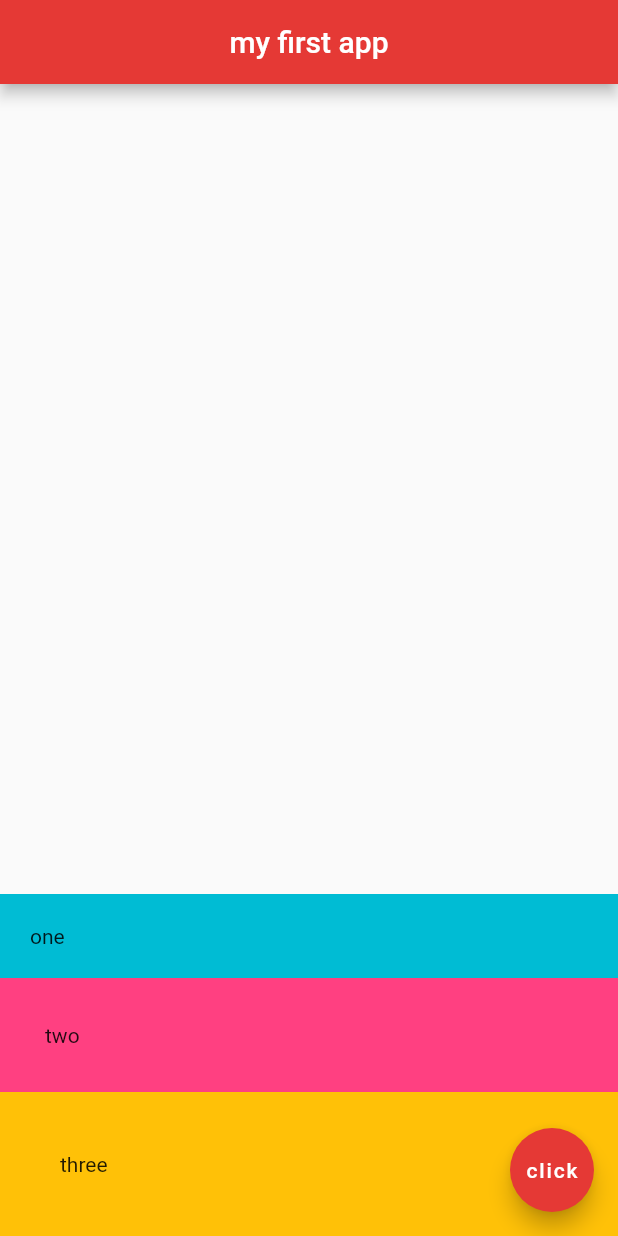
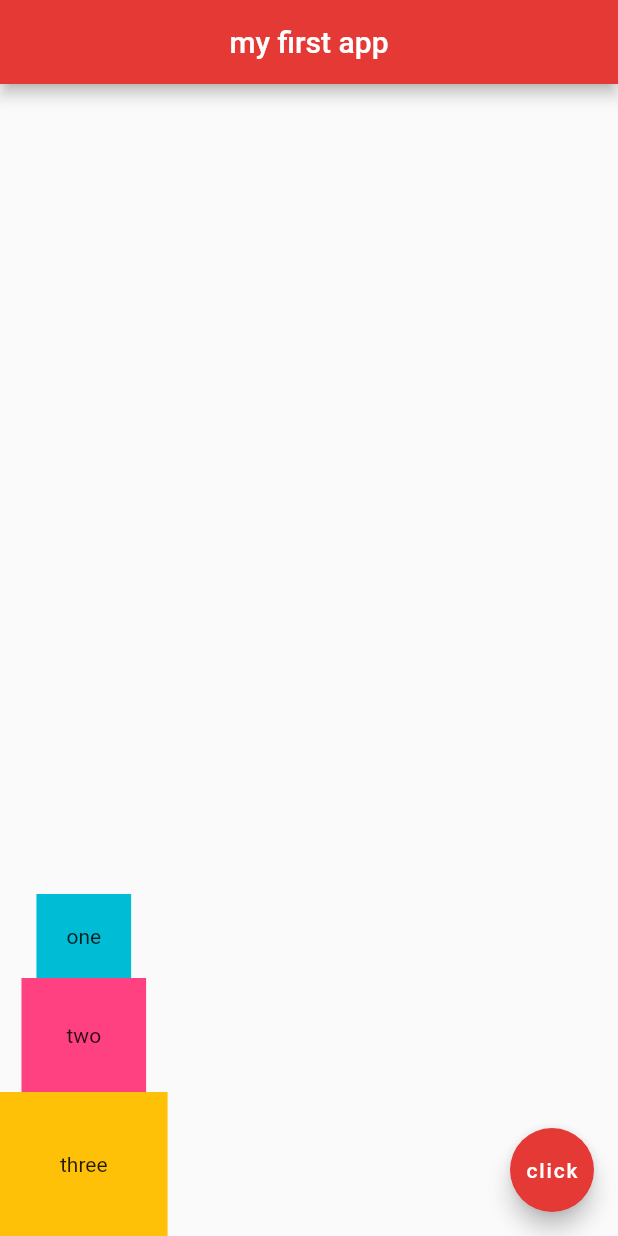
Before and after one commit to kouyoumikan/flutter_app, a Flutter app: the screen it shows after launch, on a phone screen of 412 x 824 dp. Run offline on Flutter 3.47's test engine with Material 2 defaults, Android fonts, the phone set to English and light mode, and no system bars.

Commit message:
2020/04/07　#12 CrossAxisAlignment デフォルト値(列の中央に配置)

```diff
--- a/lib/main.dart
+++ b/lib/main.dart
@@ -18,8 +18,8 @@ class Home extends StatelessWidget {
       body: Column(
         // 列の一番下に配置する
         mainAxisAlignment: MainAxisAlignment.end,
-        // 利用可能なスペースだけ横に伸びる
-        crossAxisAlignment: CrossAxisAlignment.stretch,
+        // デフォルト値(列の中央に配置)
+        crossAxisAlignment: CrossAxisAlignment.center,
         children: <Widget>[
           Container(
             padding: EdgeInsets.all(20.0),
```
